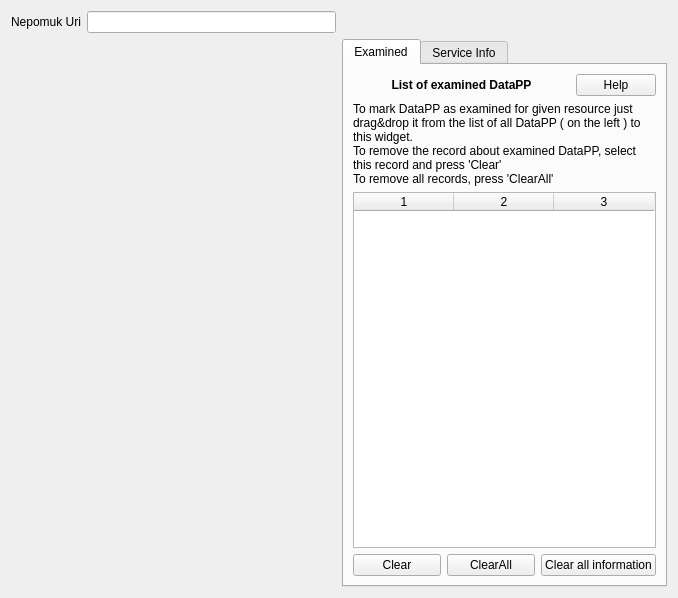
Above: runtime/console/infoPage.ui from KDE/nepomuk-web-extractor before the change. Below: the same form after it.
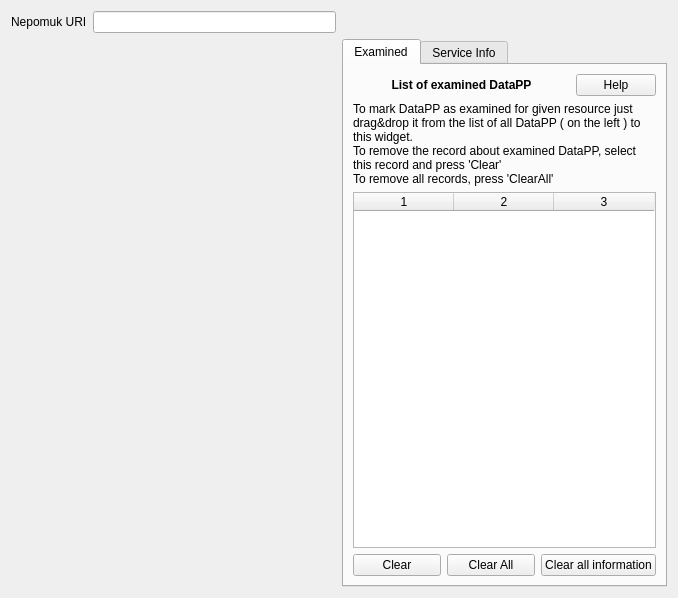
That is the form after the change. Custom widgets are drawn as their Qt base class.

Diff of the .ui file:
```diff
--- a/runtime/console/infoPage.ui
+++ b/runtime/console/infoPage.ui
@@ -16,7 +16,7 @@
      <item>
       <widget class="QLabel" name="label_3">
        <property name="text">
-        <string>Nepomuk Uri</string>
+        <string>Nepomuk URI</string>
        </property>
       </widget>
      </item>
@@ -140,7 +140,7 @@
          <item>
           <widget class="KPushButton" name="clearAllExaminedButton">
            <property name="text">
-            <string>ClearAll</string>
+            <string>Clear All</string>
            </property>
           </widget>
          </item>
```
